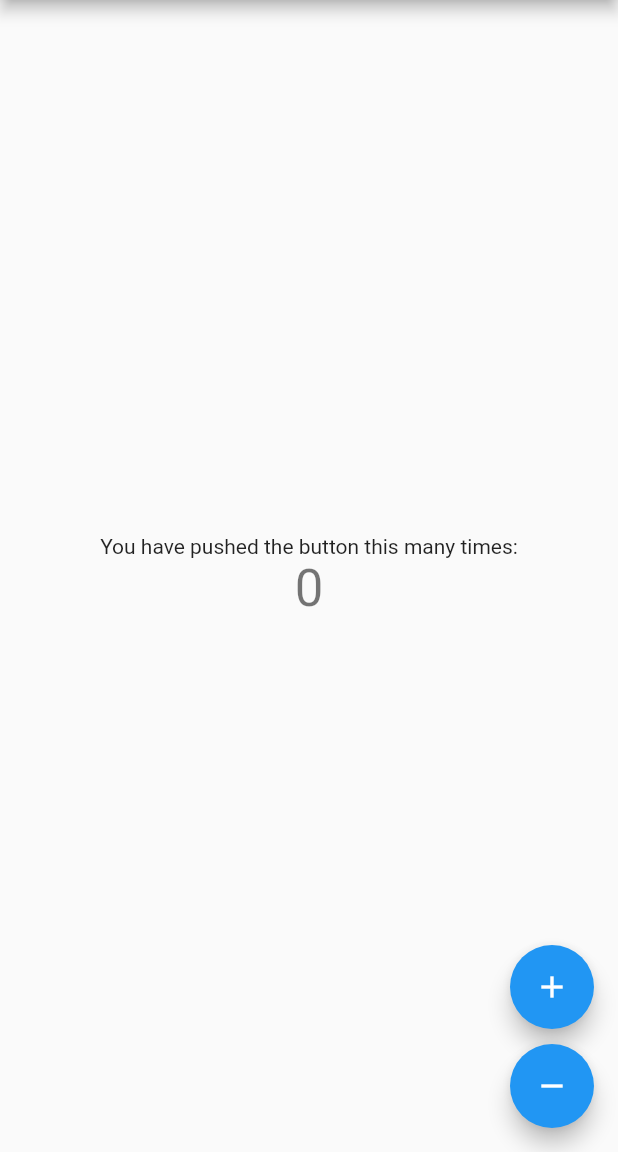
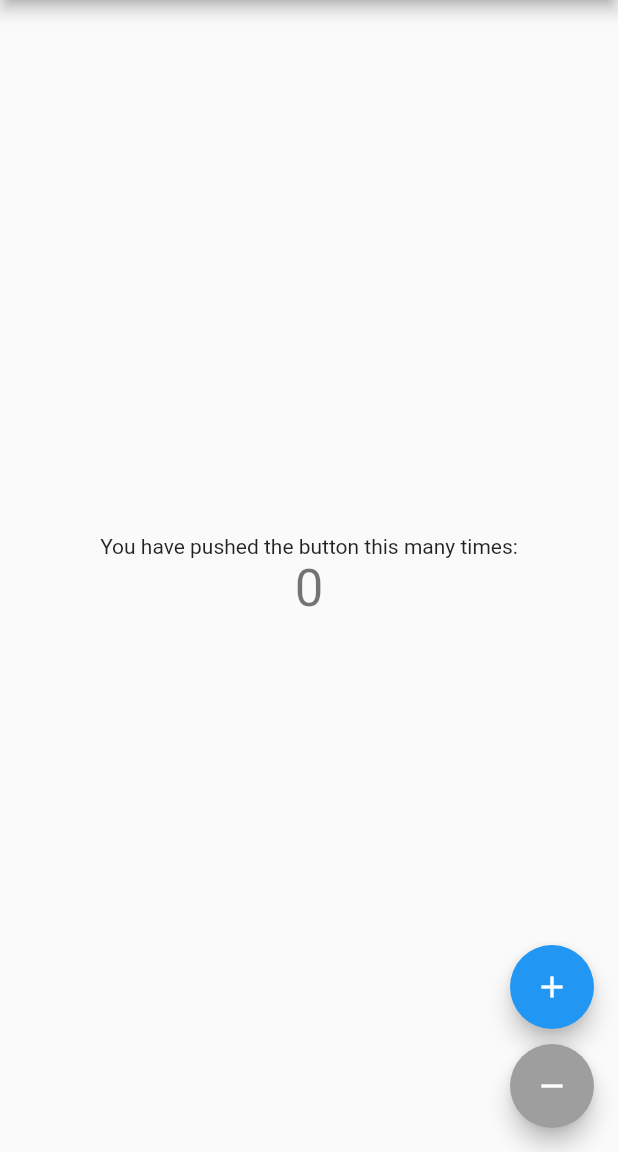
Before and after one commit to SEGVeenstra/viewmodelscope, a Flutter app: the screen it shows after launch, after a tap on the "add" icon, after a tap on the "remove" icon, on a phone screen of 412 x 824 dp, the part 84-1236 px from its top. Run offline on Flutter 3.47's test engine with Material 2 defaults, Android fonts, the phone set to English and light mode, and no system bars.

Commit message:
Add some handy helpers

```diff
--- a/example/lib/main.dart
+++ b/example/lib/main.dart
@@ -6,16 +6,29 @@ void main() {
 }
 
 // Define your ViewModel, pass it the Type of the State
-class NumberViewModel extends ViewModel<int> {
-  NumberViewModel() : super(initialState: 0);
+class NumberViewModel extends ViewModel<NumberState> {
+  NumberViewModel()
+      : super(initialState: NumberState(number: 0, canDecrement: false));
 
   increment() {
-    setState(state + 1);
+    final newState = NumberState(number: state.number + 1, canDecrement: true);
+    setState(newState);
   }
 
   decrement() {
-    setState(state - 1);
+    if (!state.canDecrement) return;
+
+    final newState =
+        NumberState(number: state.number - 1, canDecrement: state.number > 1);
+    setState(newState);
   }
+}
+
+class NumberState {
+  final int number;
+  final bool canDecrement;
+
+  NumberState({@required this.number, @required this.canDecrement});
 }
 
 class MyApp extends StatelessWidget {
@@ -53,23 +66,25 @@ class MyHomePage extends StatelessWidget {
               'You have pushed the button this many times:',
             ),
             // Use a ViewModelConsumer to update the UI
-            ViewModelConsumer<NumberViewModel, int>(
+            ViewModelConsumer<NumberViewModel, NumberState>(
               builder: (context, state, _) => Text(
-                '$state',
+                '${state.number}',
                 style: Theme.of(context).textTheme.headline4,
               ),
             ),
           ],
         ),
       ),
-      floatingActionButton: Column(
+      floatingActionButton: ViewModelConsumer<NumberViewModel, NumberState>(
+          builder: (context, state, _) {
+        return Column(
           mainAxisAlignment: MainAxisAlignment.end,
           children: [
             FloatingActionButton(
               onPressed: () {
-              // Use ViewModelScope.of to find the nearest ViewModelScope of a
+                // Use the BuildContext extension to find the nearest ViewModel of a
                 // specific Type to call methods on it.
-              ViewModelScope.of<NumberViewModel>(context).increment();
+                context.vm<NumberViewModel>().increment();
               },
               tooltip: 'Increment',
               child: Icon(Icons.add),
@@ -78,16 +93,18 @@ class MyHomePage extends StatelessWidget {
               height: 10,
             ),
             FloatingActionButton(
-            onPressed: () {
-              // Use ViewModelScope.of to find the nearest ViewModelScope of a
-              // specific Type to call methods on it.
-              ViewModelScope.of<NumberViewModel>(context).decrement()();
-            },
+              backgroundColor: state.canDecrement ? null : Colors.grey,
+              onPressed: state.canDecrement
+                  ? () {
+                      context.vm<NumberViewModel>().decrement();
+                    }
+                  : null,
               tooltip: 'Increment',
               child: Icon(Icons.remove),
             ),
           ],
-      ),
+        );
+      }),
     );
   }
 }
--- a/lib/src/viewmodel.dart
+++ b/lib/src/viewmodel.dart
@@ -11,17 +11,12 @@ class ViewModelScope<TViewModel extends ViewModel> extends InheritedWidget {
   bool updateShouldNotify(covariant ViewModelScope<TViewModel> oldWidget) {
     return oldWidget.viewModel.state != viewModel.state;
   }
-
-  static T of<T extends ViewModel>(BuildContext context) {
-    final widget = context.findAncestorWidgetOfExactType<ViewModelScope<T>>();
-    assert(widget != null, 'Could not find a ViewModelScope for Type: $T');
-    return widget.viewModel;
-  }
 }
 
 abstract class ViewModel<TState> {
   final ValueNotifier<TState> stateNotifier;
   TState get state => stateNotifier.value;
+  TState get s => state;
 
   ViewModel({@required TState initialState})
       : stateNotifier = ValueNotifier(initialState) {
@@ -32,22 +27,36 @@ abstract class ViewModel<TState> {
   setState(TState newState) {
     stateNotifier.value = newState;
   }
+
+  static T of<T extends ViewModel>(BuildContext context) {
+    final widget = context.findAncestorWidgetOfExactType<ViewModelScope<T>>();
+    assert(widget != null, 'Could not find a ViewModelScope for Type: $T');
+    return widget.viewModel;
+  }
 }
 
 class ViewModelConsumer<TViewmodel extends ViewModel, TState>
     extends StatelessWidget {
   final Widget child;
+  final bool update;
+
   final Widget Function(BuildContext, TState, Widget) builder;
   final void Function(BuildContext, TState) listener;
 
-  ViewModelConsumer({this.builder, this.listener, Widget child})
-      : child = child ??= Container();
+  ViewModelConsumer({this.builder, this.listener, Widget child, bool update})
+      : child = child ??= Container(),
+        update = update ??= true,
+        assert(builder != null || listener != null,
+            'Use atleast builder OR listener'),
+        assert(update || listener != null,
+            'Listener will not be triggered if update is false');
 
   @override
   Widget build(BuildContext context) {
-    return ValueListenableBuilder<TState>(
+    return update
+        ? ValueListenableBuilder<TState>(
             child: child,
-      valueListenable: ViewModelScope.of<TViewmodel>(context).stateNotifier
+            valueListenable: ViewModel.of<TViewmodel>(context).stateNotifier
                 as ValueNotifier<TState>,
             builder: (context, state, child) {
               if (listener != null) {
@@ -56,6 +65,15 @@ class ViewModelConsumer<TViewmodel extends ViewModel, TState>
               }
               return builder == null ? child : builder(context, state, child);
             },
-    );
+          )
+        : builder == null
+            ? child
+            : builder(context, ViewModel.of<TViewmodel>(context).state, child);
   }
 }
+
+extension ViewModelScopeContextExtension on BuildContext {
+  T vm<T extends ViewModel>() {
+    return ViewModel.of<T>(this);
+  }
+}
```
Lines whose indentation alone changed are shown as unchanged.
